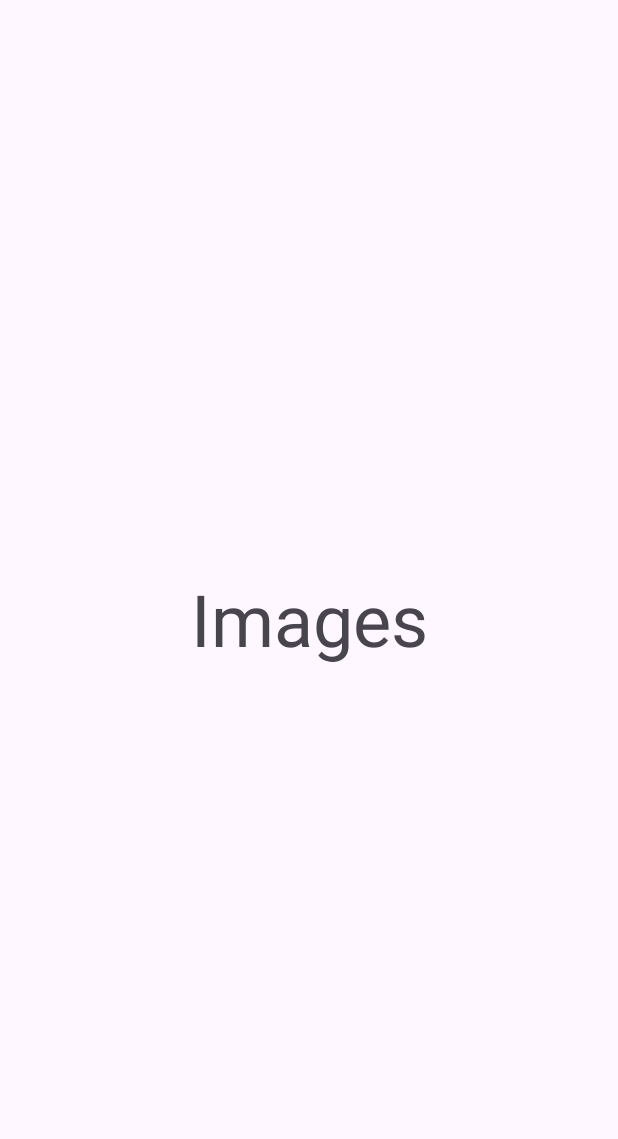
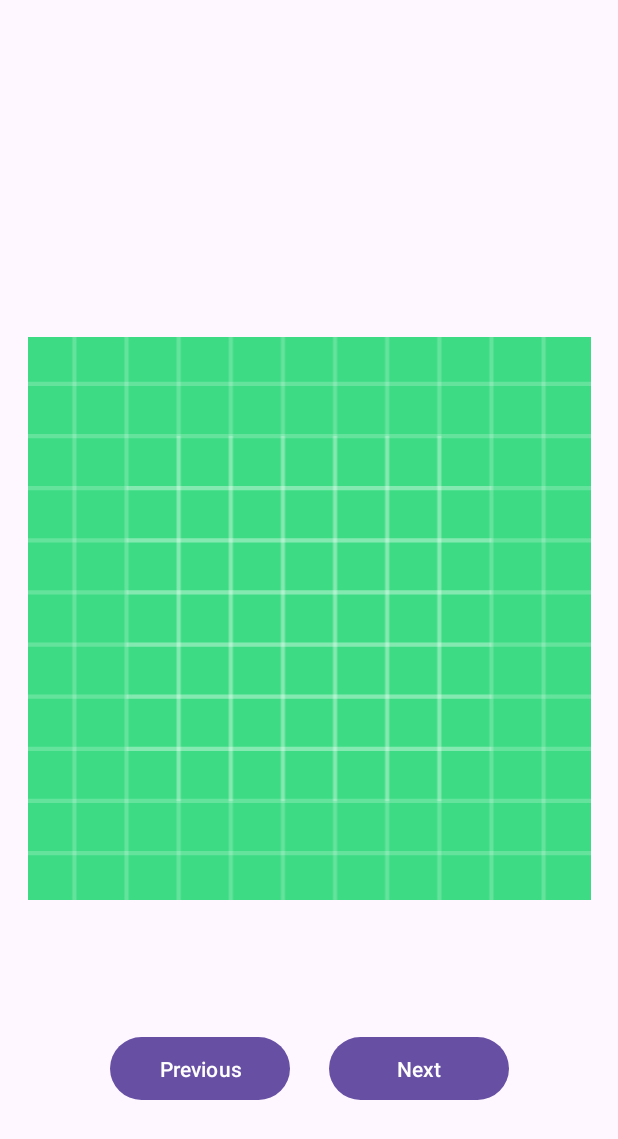
Before and after one commit to sawthetphyoe/log-book-app, an Android app: the ImageSliderActivity screen opened directly, with no data from a screen before it, on a phone screen of 412 x 824 dp. Shown: the top 1139 px of the screen. Run offline under Robolectric (Android 15) with nearby library versions, the phone set to English and light mode, and no system bars.

Commit message:
added image slider

```diff
--- a/app/src/main/java/com/example/logbookapp/ImageSliderActivity.java
+++ b/app/src/main/java/com/example/logbookapp/ImageSliderActivity.java
@@ -3,12 +3,45 @@ package com.example.logbookapp;
 import androidx.appcompat.app.AppCompatActivity;
 
 import android.os.Bundle;
+import android.widget.Button;
+import android.widget.ImageView;
 
 public class ImageSliderActivity extends AppCompatActivity {
+
+    ImageView imageView;
+
+    Button btnNext, btnPrevious;
+
+    int[] images = {R.drawable.ic_launcher_background, android.R.drawable.btn_star_big_on, R.drawable.ic_launcher_foreground, android.R.drawable.checkbox_off_background, android.R.drawable.btn_radio};
+    int index = 0;
 
     @Override
     protected void onCreate(Bundle savedInstanceState) {
         super.onCreate(savedInstanceState);
         setContentView(R.layout.activity_image_slider);
+
+        imageView = findViewById(R.id.image_slider_view);
+        btnNext = findViewById(R.id.btn_next);
+        btnPrevious = findViewById(R.id.btn_previous);
+
+        imageView.setImageResource(images[index]);
+
+        btnNext.setOnClickListener(view -> {
+            if (index == images.length - 1) {
+                index = 0;
+            } else {
+                index++;
+            }
+            imageView.setImageResource(images[index]);
+        });
+
+        btnPrevious.setOnClickListener(view -> {
+            if (index == 0) {
+                index = images.length - 1;
+            } else {
+                index--;
+            }
+            imageView.setImageResource(images[index]);
+        });
     }
 }
--- a/app/src/main/res/layout/activity_image_slider.xml
+++ b/app/src/main/res/layout/activity_image_slider.xml
@@ -6,12 +6,11 @@
     android:layout_height="match_parent"
     tools:context=".ImageSliderActivity">
 
-    <TextView
-        android:id="@+id/textView"
-        android:textSize="48sp"
-        android:layout_width="wrap_content"
-        android:layout_height="wrap_content"
-        android:text="Images"
+    <ImageView
+        android:id="@+id/image_slider_view"
+        android:layout_width="match_parent"
+        android:layout_height="375dp"
+        android:contentDescription="@string/image_slider_view"
         app:layout_constraintBottom_toBottomOf="parent"
         app:layout_constraintEnd_toEndOf="parent"
         app:layout_constraintHorizontal_bias="0.5"
@@ -19,4 +18,27 @@
         app:layout_constraintTop_toTopOf="parent"
         app:layout_constraintVertical_bias="0.5" />
 
+
+    <Button
+        android:id="@+id/btn_previous"
+        android:layout_width="120dp"
+        android:layout_height="50dp"
+        android:text="@string/previous"
+        app:layout_constraintBottom_toBottomOf="parent"
+        app:layout_constraintEnd_toEndOf="parent"
+        app:layout_constraintHorizontal_bias="0.25"
+        app:layout_constraintStart_toStartOf="parent"
+        app:layout_constraintTop_toBottomOf="@+id/image_slider_view" />
+
+    <Button
+        android:id="@+id/btn_next"
+        android:layout_width="120dp"
+        android:layout_height="50dp"
+        android:text="@string/next"
+        app:layout_constraintBottom_toBottomOf="parent"
+        app:layout_constraintEnd_toEndOf="parent"
+        app:layout_constraintHorizontal_bias="0.75"
+        app:layout_constraintStart_toStartOf="parent"
+        app:layout_constraintTop_toBottomOf="@+id/image_slider_view" />
+
 </androidx.constraintlayout.widget.ConstraintLayout>
--- a/app/src/main/res/values/strings.xml
+++ b/app/src/main/res/values/strings.xml
@@ -20,4 +20,7 @@
     <string name="divide">/</string>
     <string name="clear">C</string>
     <string name="equal">=</string>
+    <string name="image_slider_view">Image Slider View</string>
+    <string name="previous">Previous</string>
+    <string name="next">Next</string>
 </resources>
```
